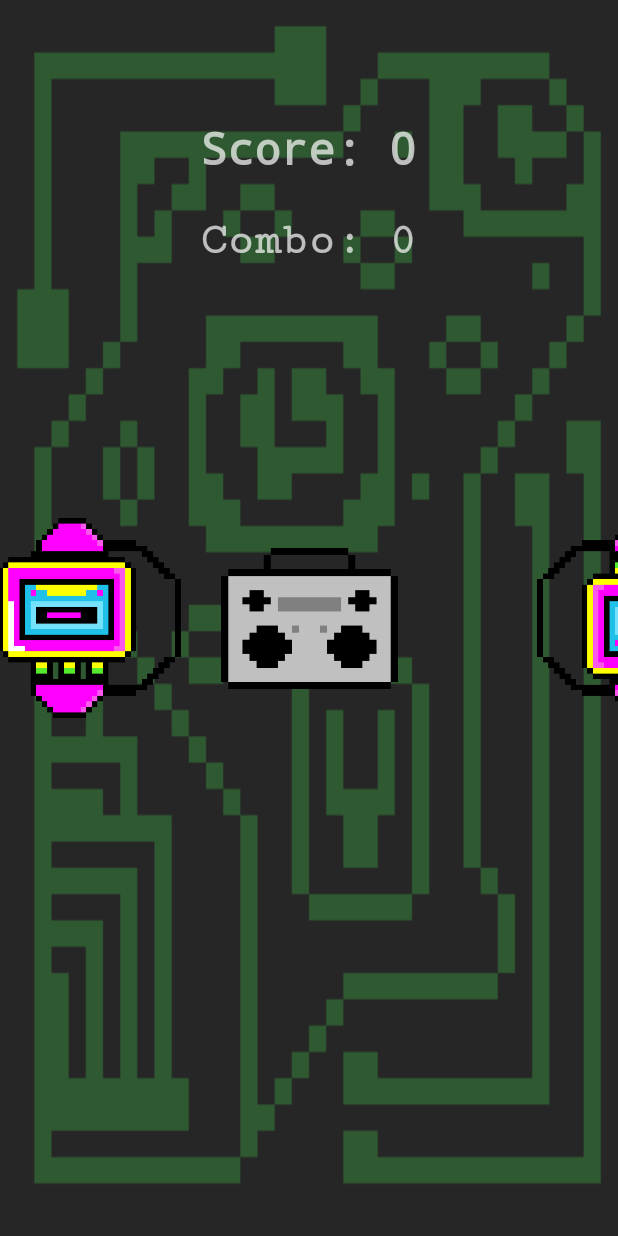
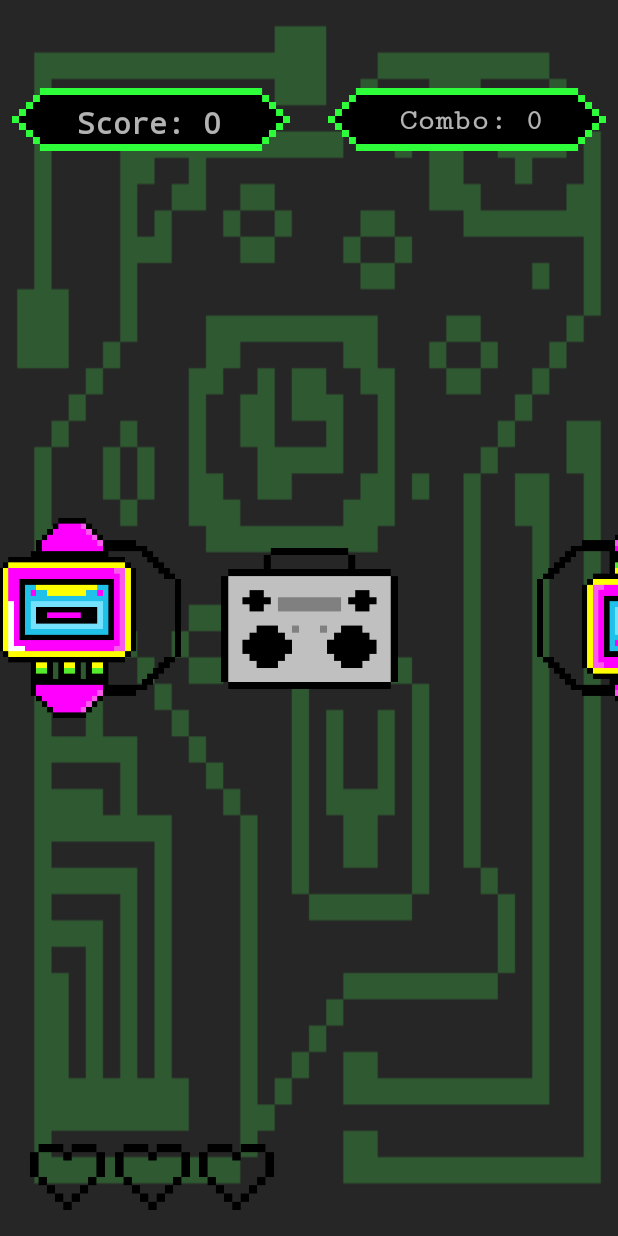
Before and after one commit to bandachi/Beat-Boombox, an Android app: the GameActivity screen opened directly, with no data from a screen before it, on a phone screen of 412 x 824 dp. Run offline under Robolectric (Android 15) with nearby library versions, the light colour scheme and no system bars.

Commit message:
Added hearts

```diff
--- a/app/src/main/java/MatthewEricNick/HackThe90s/BoomBox.java
+++ b/app/src/main/java/MatthewEricNick/HackThe90s/BoomBox.java
@@ -11,12 +11,6 @@ public class BoomBox {
 
     private Context con;
     private ImageView imageView;
-
-    private float currentX = 0;
-    private float currentY = 0;
-
-    private float liftedX = 0;
-    private float liftedY = 0;
 
     BoomBox(Context con) {
         this.con = con;
@@ -44,5 +38,3 @@ public class BoomBox {
 
     }
 }
-//testtestetsetsetes
-//test test test
--- a/app/src/main/java/MatthewEricNick/HackThe90s/Projectile.java
+++ b/app/src/main/java/MatthewEricNick/HackThe90s/Projectile.java
@@ -46,7 +46,6 @@ class Projectile extends Entity {
                 score.setScore(score.getScore() + 90);
                 score.setCombo(score.getCombo() + 1);
             }
-
         }
     }
 
--- a/app/src/main/java/MatthewEricNick/HackThe90s/Score.java
+++ b/app/src/main/java/MatthewEricNick/HackThe90s/Score.java
@@ -2,24 +2,60 @@ package MatthewEricNick.HackThe90s;
 
 import android.app.Activity;
 import android.content.Context;
+import android.widget.ImageView;
 import android.widget.TextView;
 
 class Score {
 
     private int score = 0;
     private int combo = 0;
+    private int health = 3;
     private Context con;
 
     Score(Context con) {
         this.con = con;
     }
 
-    void updateScore() {
+    private void updateScore() {
         TextView scoreText = ((Activity) con).findViewById(R.id.scoreText);
         scoreText.setText("Score: " + Integer.toString(score));
 
         TextView comboText = ((Activity) con).findViewById(R.id.comboText);
         comboText.setText("Combo: " + Integer.toString(combo));
+    }
+
+    private void updateHealth() {
+        ImageView heart1 = ((Activity) con).findViewById(R.id.heart1);
+        ImageView heart2 = ((Activity) con).findViewById(R.id.heart2);
+        ImageView heart3 = ((Activity) con).findViewById(R.id.heart3);
+
+        switch (health) {
+            case 1:
+                setEmptyHeart(heart2);
+                break;
+            case 2:
+                setEmptyHeart(heart3);
+                break;
+            case 3:
+                setFullHeart(heart1);
+                setFullHeart(heart2);
+                setFullHeart(heart3);
+                break;
+            default:
+                setEmptyHeart(heart1);
+                setEmptyHeart(heart2);
+                setEmptyHeart(heart3);
+                break;
+        }
+    }
+
+    private void setEmptyHeart(ImageView heart) {
+        heart.setImageResource(con.getResources().getIdentifier("empty_heart", "drawable", con.getPackageName()));
+
+    }
+
+    private void setFullHeart(ImageView heart) {
+        heart.setImageResource(con.getResources().getIdentifier("heart", "drawable", con.getPackageName()));
     }
 
     int getScore() {
@@ -31,12 +67,21 @@ class Score {
         updateScore();
     }
 
-    public int getCombo() {
+    int getCombo() {
         return combo;
     }
 
-    public void setCombo(int combo) {
+    void setCombo(int combo) {
         this.combo = combo;
         updateScore();
     }
+
+    public int getHealth() {
+        return health;
+    }
+
+    public void setHealth(int health) {
+        this.health = health;
+        updateHealth();
+    }
 }
--- a/app/src/main/java/MatthewEricNick/HackThe90s/Walkman.java
+++ b/app/src/main/java/MatthewEricNick/HackThe90s/Walkman.java
@@ -70,6 +70,7 @@ class Walkman extends Entity {
 
         if (isColliding(boom)) {
             score.setCombo(0);
+            score.setHealth(score.getHealth() - 1);
             deleteAll();
         }
 
--- a/app/src/main/res/layout/activity_game.xml
+++ b/app/src/main/res/layout/activity_game.xml
@@ -34,6 +34,37 @@
         app:layout_constraintTop_toTopOf="parent"
         app:srcCompat="@drawable/boom_box_base" />
 
+    <ImageView
+        android:id="@+id/backgroundScore"
+        android:layout_width="185dp"
+        android:layout_height="59dp"
+        android:layout_marginStart="8dp"
+        android:layout_marginTop="8dp"
+        android:layout_marginBottom="8dp"
+        app:layout_constraintBottom_toBottomOf="parent"
+        app:layout_constraintEnd_toEndOf="parent"
+        app:layout_constraintHorizontal_bias="0.0"
+        app:layout_constraintStart_toStartOf="parent"
+        app:layout_constraintTop_toTopOf="parent"
+        app:layout_constraintVertical_bias="0.056"
+        app:srcCompat="@drawable/number_box" />
+
+    <ImageView
+        android:id="@+id/backgroundCombo"
+        android:layout_width="185dp"
+        android:layout_height="59dp"
+        android:layout_marginStart="8dp"
+        android:layout_marginTop="8dp"
+        android:layout_marginEnd="8dp"
+        android:layout_marginBottom="8dp"
+        app:layout_constraintBottom_toBottomOf="parent"
+        app:layout_constraintEnd_toEndOf="parent"
+        app:layout_constraintHorizontal_bias="1.0"
+        app:layout_constraintStart_toStartOf="parent"
+        app:layout_constraintTop_toTopOf="parent"
+        app:layout_constraintVertical_bias="0.056"
+        app:srcCompat="@drawable/number_box" />
+
     <TextView
         android:id="@+id/scoreText"
         android:layout_width="wrap_content"
@@ -42,17 +73,17 @@
         android:layout_marginTop="8dp"
         android:layout_marginEnd="8dp"
         android:layout_marginBottom="8dp"
+        android:fontFamily="monospace"
         android:text="@string/score_0"
         android:textAlignment="center"
-        android:textSize="30sp"
+        android:textSize="20sp"
         android:textStyle="bold"
-        android:fontFamily="monospace"
         app:layout_constraintBottom_toBottomOf="parent"
         app:layout_constraintEnd_toEndOf="parent"
-        app:layout_constraintHorizontal_bias="0.498"
+        app:layout_constraintHorizontal_bias="0.144"
         app:layout_constraintStart_toStartOf="parent"
         app:layout_constraintTop_toTopOf="parent"
-        app:layout_constraintVertical_bias="0.091" />
+        app:layout_constraintVertical_bias="0.077" />
 
     <TextView
         android:id="@+id/comboText"
@@ -65,13 +96,61 @@
         android:fontFamily="serif-monospace"
         android:text="@string/combo_0"
         android:textAlignment="center"
-        android:textSize="30sp"
+        android:textSize="20sp"
         android:textStyle="bold"
         app:layout_constraintBottom_toBottomOf="parent"
         app:layout_constraintEnd_toEndOf="parent"
-        app:layout_constraintHorizontal_bias="0.498"
+        app:layout_constraintHorizontal_bias="0.859"
         app:layout_constraintStart_toStartOf="parent"
         app:layout_constraintTop_toTopOf="parent"
-        app:layout_constraintVertical_bias="0.175" />
+        app:layout_constraintVertical_bias="0.078" />
+
+    <ImageView
+        android:id="@+id/heart1"
+        android:layout_width="74dp"
+        android:layout_height="44dp"
+        android:layout_marginStart="8dp"
+        android:layout_marginTop="8dp"
+        android:layout_marginEnd="8dp"
+        android:layout_marginBottom="8dp"
+        app:layout_constraintBottom_toBottomOf="parent"
+        app:layout_constraintEnd_toEndOf="parent"
+        app:layout_constraintHorizontal_bias="0.0"
+        app:layout_constraintStart_toStartOf="parent"
+        app:layout_constraintTop_toTopOf="parent"
+        app:layout_constraintVertical_bias="0.988"
+        app:srcCompat="@drawable/heart" />
+
+    <ImageView
+        android:id="@+id/heart2"
+        android:layout_width="74dp"
+        android:layout_height="44dp"
+        android:layout_marginStart="8dp"
+        android:layout_marginTop="8dp"
+        android:layout_marginEnd="8dp"
+        android:layout_marginBottom="8dp"
+        app:layout_constraintBottom_toBottomOf="parent"
+        app:layout_constraintEnd_toEndOf="parent"
+        app:layout_constraintHorizontal_bias="0.175"
+        app:layout_constraintStart_toStartOf="parent"
+        app:layout_constraintTop_toTopOf="parent"
+        app:layout_constraintVertical_bias="0.988"
+        app:srcCompat="@drawable/heart" />
+
+    <ImageView
+        android:id="@+id/heart3"
+        android:layout_width="74dp"
+        android:layout_height="44dp"
+        android:layout_marginStart="8dp"
+        android:layout_marginTop="8dp"
+        android:layout_marginEnd="8dp"
+        android:layout_marginBottom="8dp"
+        app:layout_constraintBottom_toBottomOf="parent"
+        app:layout_constraintEnd_toEndOf="parent"
+        app:layout_constraintHorizontal_bias="0.350"
+        app:layout_constraintStart_toStartOf="parent"
+        app:layout_constraintTop_toTopOf="parent"
+        app:layout_constraintVertical_bias="0.988"
+        app:srcCompat="@drawable/heart" />
 
 </android.support.constraint.ConstraintLayout>
```
Also changed, not shown: app/src/main/res/drawable/empty_heart.png (added), app/src/main/res/drawable/heart.png (added), app/src/main/res/drawable/number_box.png.
